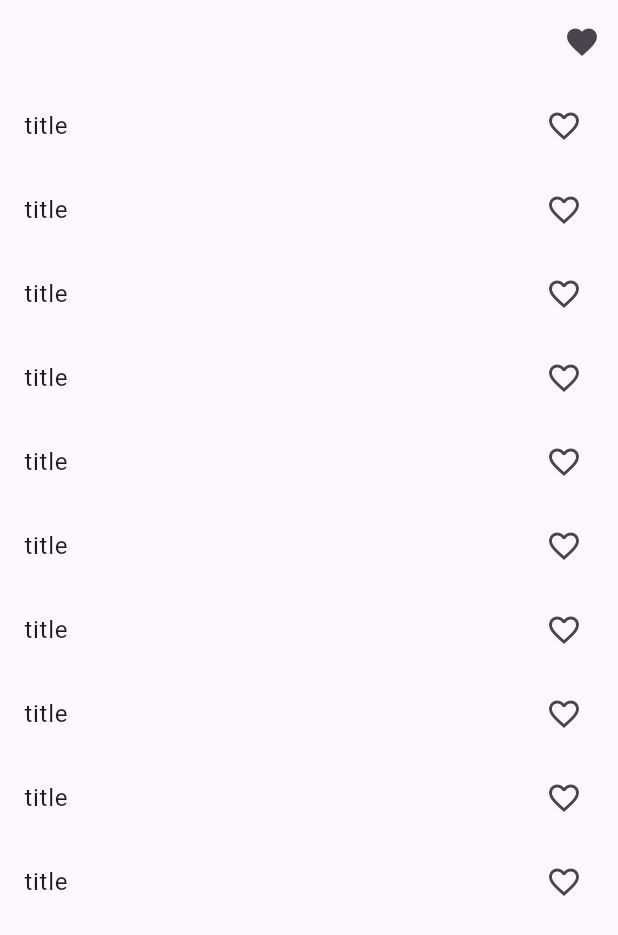
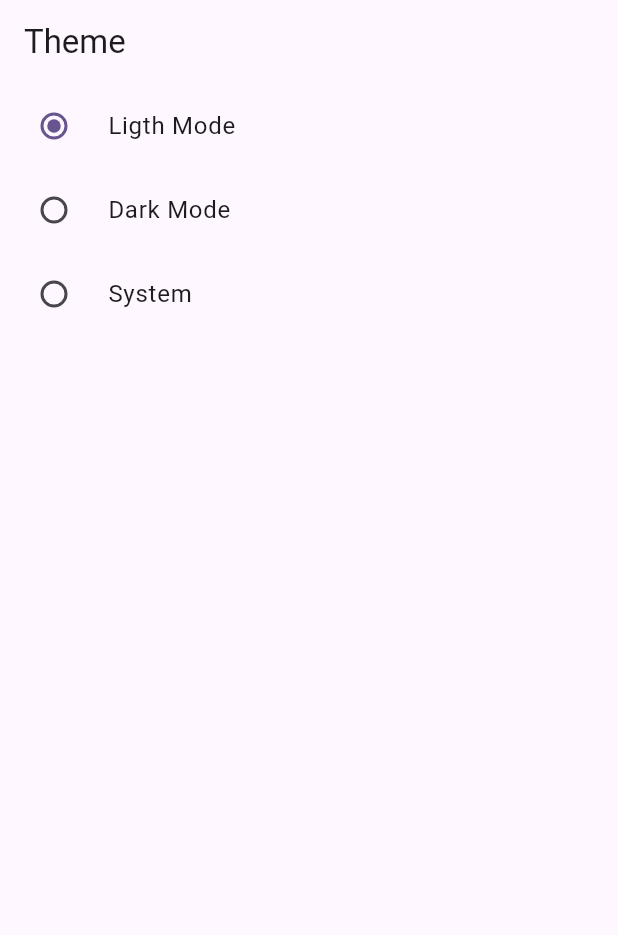
Before and after one commit to javed-khan-developer/flutter_provider_package, a Flutter app: the screen it shows after launch, on a phone screen of 412 x 824 dp. Shown: the top 935 px of the screen. Run offline on Flutter 3.47's test engine with Material 2 defaults, Android fonts, the phone set to English and light mode, and no system bars.

Commit message:
cart and theme provider

```diff
--- a/lib/main.dart
+++ b/lib/main.dart
@@ -1,10 +1,13 @@
 import 'package:flutter/material.dart';
-import 'package:flutter_provider_package/provider/favorite_provider.dart';
+import 'package:flutter_provider_package/provider/cart_provider.dart';
+import 'package:flutter_provider_package/screens/products/products.dart';
+import 'package:flutter_provider_package/screens/theme/my_dark_theme.dart';
 import 'package:provider/provider.dart';
 
 import 'provider/count_provider.dart';
 import 'provider/example_one_provider.dart';
-import 'screens/favorite/favourite.dart';
+import 'provider/favorite_provider.dart';
+import 'provider/theme_provider.dart';
 
 void main() {
   runApp(const MyApp());
@@ -20,16 +23,23 @@ class MyApp extends StatelessWidget {
         ChangeNotifierProvider(create: (_) => CounterProvider()),
         ChangeNotifierProvider(create: (_) => ExampleOneProvider()),
         ChangeNotifierProvider(create: (_) => FavouriteProvider()),
+        ChangeNotifierProvider(create: (_) => ThemeProvider()),
+        ChangeNotifierProvider(create: (_) => CartProvider()),
       ],
-      child: MaterialApp(
+      child: Builder(builder: (context) {
+        final themeProvider = Provider.of<ThemeProvider>(context);
+        return MaterialApp(
+          themeMode: themeProvider.themeMode,
           title: 'Flutter Demo',
           debugShowCheckedModeBanner: false,
           theme: ThemeData(
             colorScheme: ColorScheme.fromSeed(seedColor: Colors.deepPurple),
             useMaterial3: true,
           ),
-        home: const Favorite(),
-      ),
+          darkTheme: ThemeData(brightness: Brightness.dark),
+          home: const MyDarkTheme(),
+        );
+      }),
     );
   }
 }
--- /dev/null
+++ b/lib/provider/cart_provider.dart
@@ -0,0 +1,29 @@
+import 'package:flutter/material.dart';
+import 'package:flutter_provider_package/screens/products/product_model.dart';
+
+class CartProvider with ChangeNotifier {
+  final List<ProductModel> _productModel = [];
+  int _totalPrice = 0;
+  List<ProductModel> get getAllProduct => _productModel;
+  int get totalPrice => _totalPrice;
+  void addItemToCart(ProductModel productModel) {
+    _productModel.add(productModel);
+    notifyListeners();
+  }
+
+  void removeItemFromCart(ProductModel productModel) {
+    _productModel.removeWhere(
+      (element) => element.id == productModel.id,
+    );
+    notifyListeners();
+  }
+
+  calculatePrice() {
+    _totalPrice = 0;
+    for (var element in _productModel) {
+      _totalPrice += element.price!;
+      print(_totalPrice);
+    }
+    notifyListeners();
+  }
+}
--- /dev/null
+++ b/lib/provider/theme_provider.dart
@@ -0,0 +1,10 @@
+import 'package:flutter/material.dart';
+
+class ThemeProvider with ChangeNotifier {
+  var _themeMode = ThemeMode.light;
+  ThemeMode get themeMode => _themeMode;
+  void setTheme(themeMode) {
+    _themeMode = themeMode;
+    notifyListeners();
+  }
+}
--- /dev/null
+++ b/lib/screens/products/product_model.dart
@@ -0,0 +1,26 @@
+class ProductModel {
+  int? id;
+  String? name;
+  int? price;
+  ProductModel({
+    this.id,
+    this.name,
+    this.price,
+  });
+  static List<ProductModel> products = [
+    ProductModel(id: 1, name: 'product 1', price: 100),
+    ProductModel(id: 2, name: 'product 2', price: 500),
+    ProductModel(id: 3, name: 'product 3', price: 140),
+    ProductModel(id: 4, name: 'product 4', price: 108),
+    ProductModel(id: 5, name: 'product 5', price: 106),
+    ProductModel(id: 6, name: 'product 6', price: 180),
+    ProductModel(id: 7, name: 'product 7', price: 130),
+    ProductModel(id: 8, name: 'product 8', price: 104),
+    ProductModel(id: 9, name: 'product 9', price: 1003),
+    ProductModel(id: 10, name: 'product 10', price: 103),
+    ProductModel(id: 11, name: 'product 11', price: 101),
+    ProductModel(id: 12, name: 'product 12', price: 1007),
+    ProductModel(id: 13, name: 'product 13', price: 100),
+    ProductModel(id: 14, name: 'product 14', price: 2100),
+  ];
+}
--- /dev/null
+++ b/lib/screens/theme/my_dark_theme.dart
@@ -0,0 +1,37 @@
+import 'package:flutter/material.dart';
+import 'package:flutter_provider_package/provider/theme_provider.dart';
+import 'package:provider/provider.dart';
+
+class MyDarkTheme extends StatelessWidget {
+  const MyDarkTheme({super.key});
+
+  @override
+  Widget build(BuildContext context) {
+    final provider = Provider.of<ThemeProvider>(context);
+    return Scaffold(
+      appBar: AppBar(title: const Text('Theme')),
+      body: Column(
+        children: [
+          RadioListTile<ThemeMode>(
+            title: const Text('Ligth Mode'),
+            value: ThemeMode.light,
+            groupValue: provider.themeMode,
+            onChanged: provider.setTheme,
+          ),
+          RadioListTile<ThemeMode>(
+            title: const Text('Dark Mode'),
+            value: ThemeMode.dark,
+            groupValue: provider.themeMode,
+            onChanged: provider.setTheme,
+          ),
+          RadioListTile<ThemeMode>(
+            title: const Text('System'),
+            value: ThemeMode.system,
+            groupValue: provider.themeMode,
+            onChanged: provider.setTheme,
+          ),
+        ],
+      ),
+    );
+  }
+}
```
Also changed, not shown: lib/screens/cart/cart.dart (added, +54 -0 lines), lib/screens/products/products.dart (added, +56 -0 lines). Lines whose indentation alone changed are shown as unchanged.
